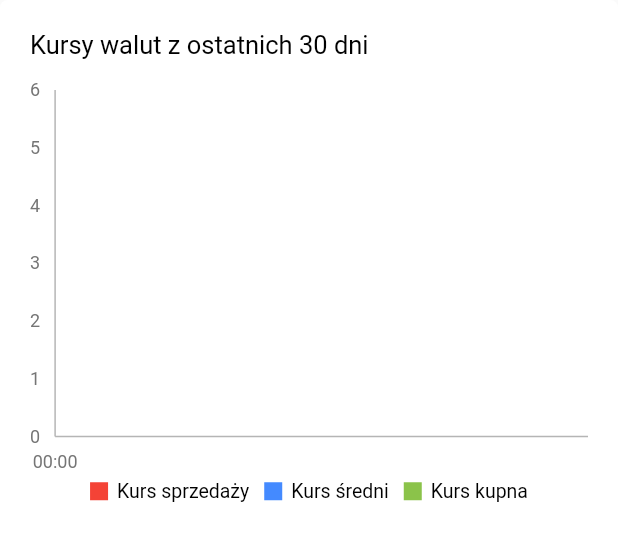
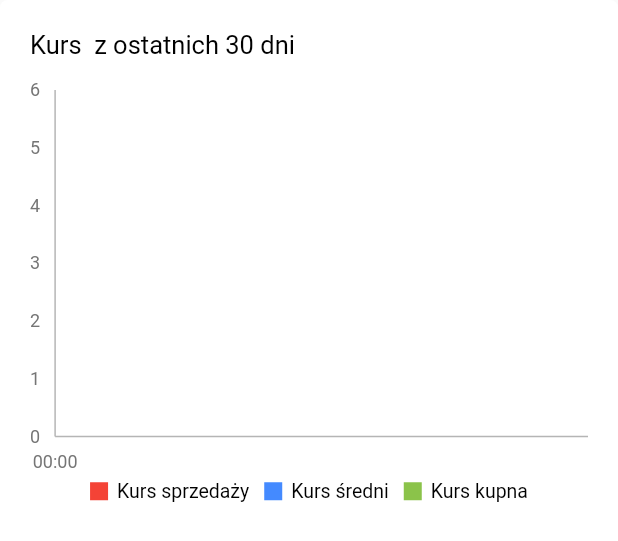
Before and after one commit to ReQezeR/extchange, a Flutter app: the LineChartDetailWidget widget shown alone on an empty page, opened directly with empty values, on a phone screen of 412 x 824 dp. Shown: the top 541 px of the screen. Run offline on Flutter 3.47's test engine with Material 2 defaults, Android fonts, the phone set to English and light mode, and no system bars; our stand-ins replace auto_animated, bloc, dio, flutter_bloc, freezed_annotation, get_it and 9 more; accounts and stored records are empty; generated files the repository leaves out were written again; network calls fail.

Commit message:
Update line_chart_detail_widget.dart

```diff
--- a/lib/src/pages/detail/line_chart_detail_widget.dart
+++ b/lib/src/pages/detail/line_chart_detail_widget.dart
@@ -6,7 +6,8 @@ import 'package:syncfusion_flutter_charts/charts.dart';
 import 'package:theme_provider/theme_provider.dart';
 
 class LineChartDetailWidget extends StatefulWidget {
-  const LineChartDetailWidget({Key? key, required this.avgSeries, required this.bidAskSeries}) : super(key: key);
+  const LineChartDetailWidget({Key? key, required this.currency, required this.avgSeries, required this.bidAskSeries}) : super(key: key);
+  final String currency;
   final AvgExchangeRatesSeries avgSeries;
   final BidAskExchangeRatesSeries bidAskSeries;
 
@@ -15,43 +16,12 @@ class LineChartDetailWidget extends StatefulWidget {
 }
 
 class _LineChartDetailWidgetState extends State<LineChartDetailWidget> {
-  late TrackballBehavior _trackballBehavior;
-
-  Widget buildAnimatedItem(BuildContext context, Animation<double> animation, {required Widget child}) {
-    return FadeTransition(
-      opacity: Tween<double>(
-        begin: 0,
-        end: 1,
-      ).animate(animation),
-      child: SlideTransition(
-          position: Tween<Offset>(
-            begin: const Offset(0, 5),
-            end: Offset.zero,
-          ).animate(animation),
-          child: child),
-    );
-  }
-
-  @override
-  void initState() {
-    _trackballBehavior = TrackballBehavior(
-        enable: true,
-        lineWidth: 2,
-        lineType: TrackballLineType.horizontal,
-        activationMode: ActivationMode.singleTap,
-        tooltipDisplayMode: TrackballDisplayMode.groupAllPoints,
-        tooltipSettings: InteractiveTooltip(
-          enable: true,
-          color: Colors.grey.shade800,
-          format: 'point.y',
-        ));
-    super.initState();
-  }
+  TrackballBehavior? _trackballBehavior;
+  double animationDuration = 2000;
+  double animationDelay = 1500;
 
   @override
   Widget build(BuildContext context) {
-    const double animationDuration = 2000;
-    const double animationDelay = 2000;
     var theme = ThemeProvider.optionsOf<CustomThemeOptions>(context);
     _trackballBehavior = TrackballBehavior(
       enable: true,
@@ -66,7 +36,8 @@ class _LineChartDetailWidgetState extends State<LineChartDetailWidget> {
         textStyle: TextStyle(color: theme.mainTextColor),
         decimalPlaces: 4,
         format: 'point.y',
-        ));
+      ),
+    );
     return Container(
       decoration: BoxDecoration(
         color: theme.mainSurfaceColor,
@@ -83,7 +54,7 @@ class _LineChartDetailWidgetState extends State<LineChartDetailWidget> {
               child: Padding(
                 padding: const EdgeInsets.all(10),
                 child: Text(
-                  "Kursy walut z ostatnich 30 dni",
+                  "Kurs ${widget.currency.toUpperCase()} z ostatnich 30 dni",
                   style: TextStyle(
                     color: theme.mainTextColor,
                     fontSize: 17,
@@ -94,6 +65,7 @@ class _LineChartDetailWidgetState extends State<LineChartDetailWidget> {
             ),
             SfCartesianChart(
               trackballBehavior: _trackballBehavior,
+              enableAxisAnimation: true,
               plotAreaBackgroundColor: theme.mainSurfaceColor,
               borderColor: Colors.transparent,
               plotAreaBorderColor: Colors.transparent,
```
Lines whose indentation alone changed are shown as unchanged.
